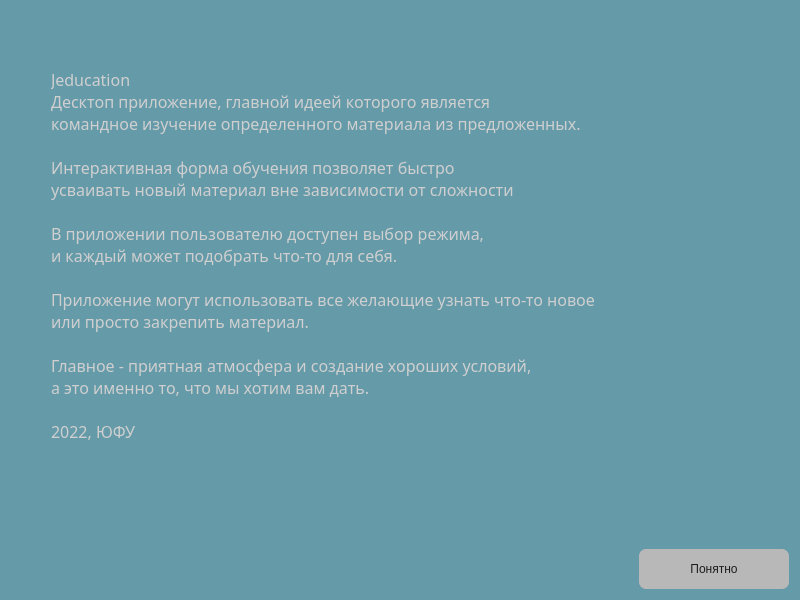
This is Client/jeducation-v0.1/info.ui in Avedik/Desktop-application-IEducation as Qt 5 draws it before an edit. The edited form follows.
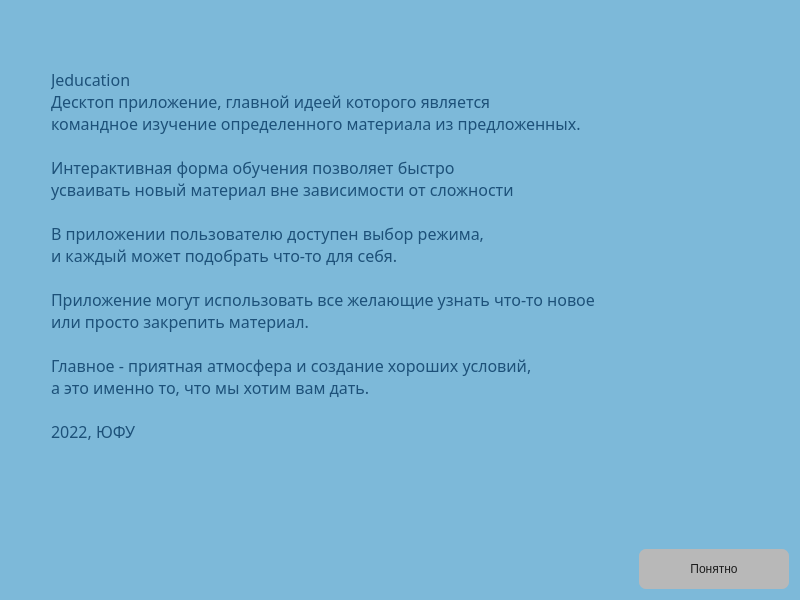
This is the edited form.

Commit message: Исправил детали дизайна

```diff
--- a/Client/jeducation-v0.1/info.ui
+++ b/Client/jeducation-v0.1/info.ui
@@ -20,7 +20,7 @@
    <string>JEducation v0.1</string>
   </property>
   <property name="styleSheet">
-   <string notr="true">background-color: rgb(101, 154, 169);</string>
+   <string notr="true">background-color: rgb(125, 185, 217);</string>
   </property>
   <layout class="QVBoxLayout" name="verticalLayout">
    <property name="spacing">
@@ -66,7 +66,7 @@
         </font>
        </property>
        <property name="styleSheet">
-        <string notr="true">color: rgb(207, 207, 207);</string>
+        <string notr="true">color: rgb(29, 81, 121);</string>
        </property>
        <property name="text">
         <string>Jeducation
```
The commit also changes 3 other files.
